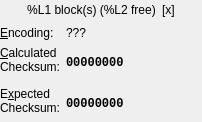
The window that src/mcrecover/ui/MemCardView.ui (GerbilSoft/mcrecover) describes before a commit, drawn with Qt 5.
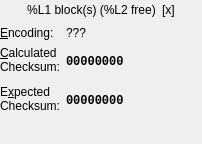
The same window after the commit. Custom widgets are drawn as their Qt base class.

Commit message:
[mcrecover] TableSelect: Initial widget for selecting directory and block tables.
The widget is currently nonfunctional and has a placeholder
icon for the block table.

MemCardView: Remove const from the MemCard, since the TableSelect
widget can change the active table(s).

What changed in the file:
```diff
--- a/src/mcrecover/ui/MemCardView.ui
+++ b/src/mcrecover/ui/MemCardView.ui
@@ -7,7 +7,7 @@
     <x>0</x>
     <y>0</y>
     <width>202</width>
-    <height>122</height>
+    <height>144</height>
    </rect>
   </property>
   <layout class="QFormLayout" name="formLayout">
@@ -209,8 +209,41 @@
      </property>
     </widget>
    </item>
+   <item row="5" column="0" colspan="2">
+    <layout class="QHBoxLayout" name="hboxTableSelect">
+     <property name="spacing">
+      <number>0</number>
+     </property>
+     <item>
+      <widget class="TableSelect" name="tableSelect" native="true"/>
+     </item>
+     <item>
+      <spacer name="hspcTableSelect">
+       <property name="orientation">
+        <enum>Qt::Horizontal</enum>
+       </property>
+       <property name="sizeHint" stdset="0">
+        <size>
+         <width>40</width>
+         <height>20</height>
+        </size>
+       </property>
+      </spacer>
+     </item>
+    </layout>
+   </item>
   </layout>
  </widget>
- <resources/>
+ <customwidgets>
+  <customwidget>
+   <class>TableSelect</class>
+   <extends>QWidget</extends>
+   <header>TableSelect.hpp</header>
+   <container>1</container>
+  </customwidget>
+ </customwidgets>
+ <resources>
+  <include location="resources/oxygen/oxygen.qrc"/>
+ </resources>
  <connections/>
 </ui>
```
Left out of the diff: 2 changed lines with no effect on the pictures. The commit also changes 5 other files.
